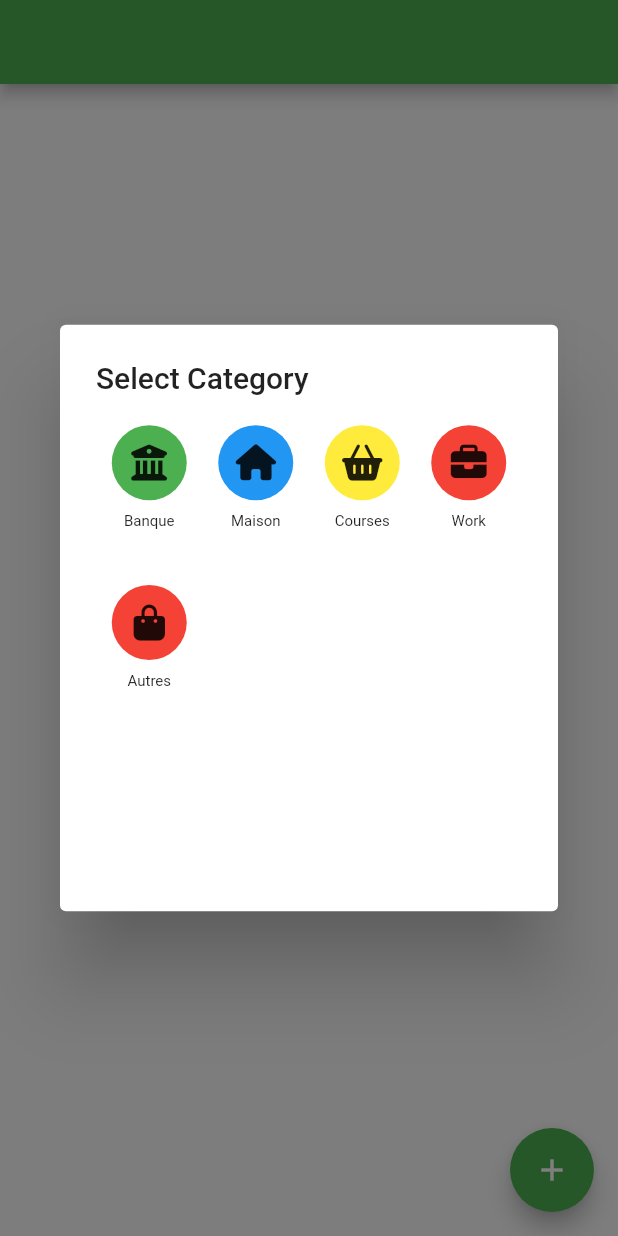
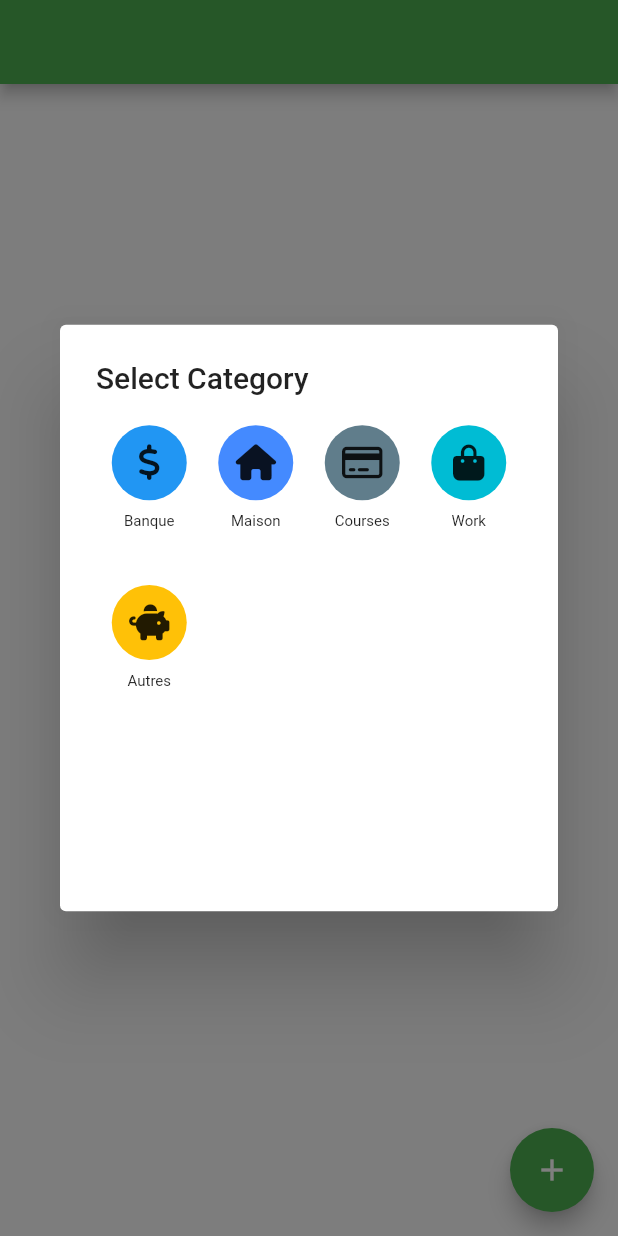
Before and after one commit to fr-noeldupuis/expense_tracker, a Flutter app: the TransactionListView screen opened directly with empty values, after a tap on the "add" icon, on a phone screen of 412 x 824 dp. Run offline on Flutter 3.47's test engine with Material 2 defaults, Android fonts, the phone set to English and light mode, and no system bars; our stand-ins replace font_awesome_flutter, hive, hive_flutter; accounts and stored records are empty; statements that could not run were skipped.

Commit message:
Add support for category storage. Need to create categories page to display & create categories

```diff
--- a/lib/const.dart
+++ b/lib/const.dart
@@ -4,39 +4,34 @@ import 'package:font_awesome_flutter/font_awesome_flutter.dart';
 
 List<Category> initialCategories = [
   Category(
+    id: 0,
     name: "Banque",
-    color: Colors.green,
-    iconCodePoint: FontAwesomeIcons.buildingColumns.codePoint,
-    iconFontFamily: FontAwesomeIcons.buildingColumns.fontFamily,
-    iconFontPackage: FontAwesomeIcons.buildingColumns.fontPackage,
+    colorId: 1,
+    iconId: 1,
   ),
   Category(
+    id: 1,
     name: "Maison",
-    color: Colors.blue,
-    iconCodePoint: FontAwesomeIcons.house.codePoint,
-    iconFontFamily: FontAwesomeIcons.house.fontFamily,
-    iconFontPackage: FontAwesomeIcons.house.fontPackage,
+    colorId: 2,
+    iconId: 2,
   ),
   Category(
+    id: 2,
     name: "Courses",
-    color: Colors.yellow,
-    iconCodePoint: FontAwesomeIcons.basketShopping.codePoint,
-    iconFontFamily: FontAwesomeIcons.basketShopping.fontFamily,
-    iconFontPackage: FontAwesomeIcons.basketShopping.fontPackage,
+    colorId: 3,
+    iconId: 3,
   ),
   Category(
+    id: 3,
     name: "Work",
-    color: Colors.red,
-    iconCodePoint: FontAwesomeIcons.briefcase.codePoint,
-    iconFontFamily: FontAwesomeIcons.briefcase.fontFamily,
-    iconFontPackage: FontAwesomeIcons.briefcase.fontPackage,
+    colorId: 4,
+    iconId: 4,
   ),
   Category(
+    id: 4,
     name: "Autres",
-    color: Colors.red,
-    iconCodePoint: FontAwesomeIcons.bagShopping.codePoint,
-    iconFontFamily: FontAwesomeIcons.bagShopping.fontFamily,
-    iconFontPackage: FontAwesomeIcons.bagShopping.fontPackage,
+    colorId: 0,
+    iconId: 0,
   ),
 ];
 
--- a/lib/controllers/controller.dart
+++ b/lib/controllers/controller.dart
@@ -1,18 +1,19 @@
+import 'dart:math';
+
 import 'package:expense_tracker/model/transaction.dart';
+import 'package:expense_tracker/model/category.dart' as cat;
 import 'package:flutter/foundation.dart';
 import 'package:hive_flutter/hive_flutter.dart';
 
 class TransactionController {
   late Box transactionBox;
 
-  List<Transaction> transactionsList = [];
-
   TransactionController() {
     transactionBox = Hive.box<Transaction>('transactions');
   }
 
   Future<void> saveTransaction(Transaction transaction) async {
-    await transactionBox.put(DateTime.now().toIso8601String(), transaction);
+    await transactionBox.put(transaction.id, transaction);
   }
 
   List<Transaction> getAllTransactions() {
@@ -22,4 +23,34 @@ class TransactionController {
   ValueListenable getListenable() {
     return transactionBox.listenable();
   }
+
+  int getNextId() {
+    return transactionBox.values.fold(
+            -1, (previousValue, element) => max(previousValue, element.id)) +
+        1;
+  }
 }
+
+class CategoryController {
+  late Box categoryBox;
+
+  CategoryController() {
+    categoryBox = Hive.box<cat.Category>('categories');
+  }
+
+  int getNextId() {
+    return categoryBox.values.fold(
+            0, (previousValue, element) => max(previousValue, element.id)) +
+        1;
+  }
+
+  ValueListenable getListenable() => categoryBox.listenable();
+
+  Future<void> save(cat.Category category) async {
+    await categoryBox.put(category.id, category);
+  }
+
+  cat.Category getAt(int categoryId) {
+    return categoryBox.getAt(categoryId);
+  }
+}
--- a/lib/main.dart
+++ b/lib/main.dart
@@ -1,3 +1,4 @@
+import 'package:expense_tracker/const.dart';
 import 'package:expense_tracker/controllers/controller.dart';
 import 'package:expense_tracker/model/category.dart';
 import 'package:expense_tracker/model/transaction.dart';
@@ -11,17 +12,28 @@ void main() async {
   Hive.registerAdapter(TransactionTypeAdapter());
   Hive.registerAdapter(CategoryAdapter());
   Hive.registerAdapter(ColorAdapter());
-  var transactions = await Hive.openBox<Transaction>('transactions');
+  await Hive.openBox<Transaction>('transactions');
+  await Hive.openBox<Category>('categories');
+  CategoryController categoryController = CategoryController();
   TransactionController transactionController = TransactionController();
+  for (var category in initialCategories) {
+    await categoryController.save(category);
+  }
   runApp(MyApp(
     transactionController: transactionController,
+    categoryController: categoryController,
   ));
 }
 
 class MyApp extends StatelessWidget {
-  const MyApp({super.key, required this.transactionController});
+  const MyApp({
+    super.key,
+    required this.transactionController,
+    required this.categoryController,
+  });
 
   final TransactionController transactionController;
+  final CategoryController categoryController;
 
   // This widget is the root of your application.
   @override
@@ -44,6 +56,7 @@ class MyApp extends StatelessWidget {
       home: TransactionListView(
         title: 'Flutter Demo Home Page',
         transactionController: transactionController,
+        categoryController: categoryController,
       ),
     );
   }
--- a/lib/model/category.dart
+++ b/lib/model/category.dart
@@ -1,26 +1,23 @@
 import 'package:flutter/material.dart';
 import 'package:hive/hive.dart';
 
-part '../adapters/category.g.dart';
+part 'category.g.dart';
 
 @HiveType(typeId: 3)
 class Category {
   @HiveField(0)
+  final int id;
+  @HiveField(1)
   final String name;
-  @HiveField(1)
-  late int iconCodePoint;
   @HiveField(2)
-  late String? iconFontFamily;
+  late int iconId;
   @HiveField(3)
-  late String? iconFontPackage;
-  @HiveField(4)
-  final Color color;
+  final int colorId;
 
   Category({
+    required this.id,
     required this.name,
-    required this.iconCodePoint,
-    required this.iconFontFamily,
-    required this.iconFontPackage,
-    required this.color,
+    required this.iconId,
+    required this.colorId,
   });
 }
--- a/lib/model/transaction.dart
+++ b/lib/model/transaction.dart
@@ -3,12 +3,12 @@
 import 'package:expense_tracker/model/category.dart';
 import 'package:hive/hive.dart';
 
-part '../adapters/transaction.g.dart';
+part 'transaction.g.dart';
 
 @HiveType(typeId: 0)
 class Transaction {
   @HiveField(0)
-  int id = 0;
+  int id;
   @HiveField(1)
   DateTime date;
   @HiveField(2)
@@ -18,15 +18,16 @@ class Transaction {
   @HiveField(4)
   String comment = "";
   @HiveField(5)
-  Category? category;
+  int? categoryId;
 
   Transaction(
-      {required this.date,
+      {required this.id,
+      required this.date,
       required this.amount,
       required this.type,
-      this.category,
+      this.categoryId,
       this.comment = ""}) {
-    if (category == null &&
+    if (categoryId == null &&
         (type == TransactionType.EXPENSE || type == TransactionType.REVENUE)) {
       throw MandatoryCategoryException();
     }
--- a/lib/views/transaction_list.dart
+++ b/lib/views/transaction_list.dart
@@ -7,11 +7,16 @@ import 'package:flutter/material.dart';
 import 'package:hive_flutter/adapters.dart';
 
 class TransactionListView extends StatefulWidget {
-  const TransactionListView(
-      {super.key, required this.title, required this.transactionController});
+  const TransactionListView({
+    super.key,
+    required this.title,
+    required this.transactionController,
+    required this.categoryController,
+  });
 
   final String title;
   final TransactionController transactionController;
+  final CategoryController categoryController;
 
   @override
   State<TransactionListView> createState() => _TransactionListViewState();
@@ -34,11 +39,13 @@ class _TransactionListViewState extends State<TransactionListView> {
         content: SizedBox(
           width: 400,
           height: 300,
-          child: GridView.count(
+          child: ValueListenableBuilder(
+            valueListenable: widget.categoryController.getListenable(),
+            builder: (context, box, child) => GridView.count(
               childAspectRatio: 2 / 3,
               crossAxisCount: 4,
-            children: initialCategories
-                .map(
+              children: box.values
+                  .map<Widget>(
                     (e) => GestureDetector(
                       onTap: () {
                         Navigator.pop(context);
@@ -55,11 +62,9 @@ class _TransactionListViewState extends State<TransactionListView> {
                             margin: const EdgeInsets.only(bottom: 8.0),
                             decoration: BoxDecoration(
                               borderRadius: BorderRadius.circular(50),
-                            color: e.color,
+                              color: colorsPack.elementAt(e.colorId),
                             ),
-                          child: Icon(IconData(e.iconCodePoint,
-                              fontFamily: e.iconFontFamily,
-                              fontPackage: e.iconFontPackage)),
+                            child: Icon(iconPack.elementAt(e.iconId)),
                           ),
                           Text(
                             e.name,
@@ -72,6 +77,7 @@ class _TransactionListViewState extends State<TransactionListView> {
                     ),
                   )
                   .toList(),
+            ),
           ),
         ));
   }
@@ -90,6 +96,7 @@ class _TransactionListViewState extends State<TransactionListView> {
               itemCount: box.values.length,
               itemBuilder: (context, index) => TransactionListElement(
                 transaction: box.getAt(index)!,
+                categoryController: widget.categoryController,
               ),
             ),
           ),
@@ -97,7 +104,9 @@ class _TransactionListViewState extends State<TransactionListView> {
             TransactionCreatePage(
               onBackgroundClick: _leaveCreation,
               category: _selectedCategory!,
-                onSubmit: _confirmTransactionCallback)
+              onSubmit: _confirmTransactionCallback,
+              transactionController: widget.transactionController,
+            )
         ],
       ),
       floatingActionButton: Visibility(
@@ -138,8 +147,12 @@ class _TransactionListViewState extends State<TransactionListView> {
 
 class TransactionListElement extends StatelessWidget {
   final Transaction transaction;
-  const TransactionListElement({Key? key, required this.transaction})
-      : super(key: key);
+  final CategoryController categoryController;
+  const TransactionListElement({
+    Key? key,
+    required this.transaction,
+    required this.categoryController,
+  }) : super(key: key);
 
   @override
   Widget build(BuildContext context) {
@@ -155,14 +168,15 @@ class TransactionListElement extends StatelessWidget {
                   height: 50,
                   width: 50,
                   decoration: BoxDecoration(
-                    color: transaction.category?.color,
+                    color: colorsPack.elementAt(categoryController
+                        .getAt(transaction.categoryId!)
+                        .colorId),
                     borderRadius: BorderRadius.circular(50),
                   ),
                   child: Center(
-                      child: Icon(IconData(transaction.category!.iconCodePoint,
-                          fontFamily: transaction.category!.iconFontFamily,
-                          fontPackage:
-                              transaction.category!.iconFontPackage)))),
+                      child: Icon(iconPack.elementAt(categoryController
+                          .getAt(transaction.categoryId!)
+                          .iconId)))),
               Text(
                 transaction.comment,
                 style: const TextStyle(
```
Also changed, not shown: lib/views/transaction_create.dart (+18 -7 lines), lib/model/category.g.dart, lib/model/transaction.g.dart. Lines whose indentation alone changed are shown as unchanged.
